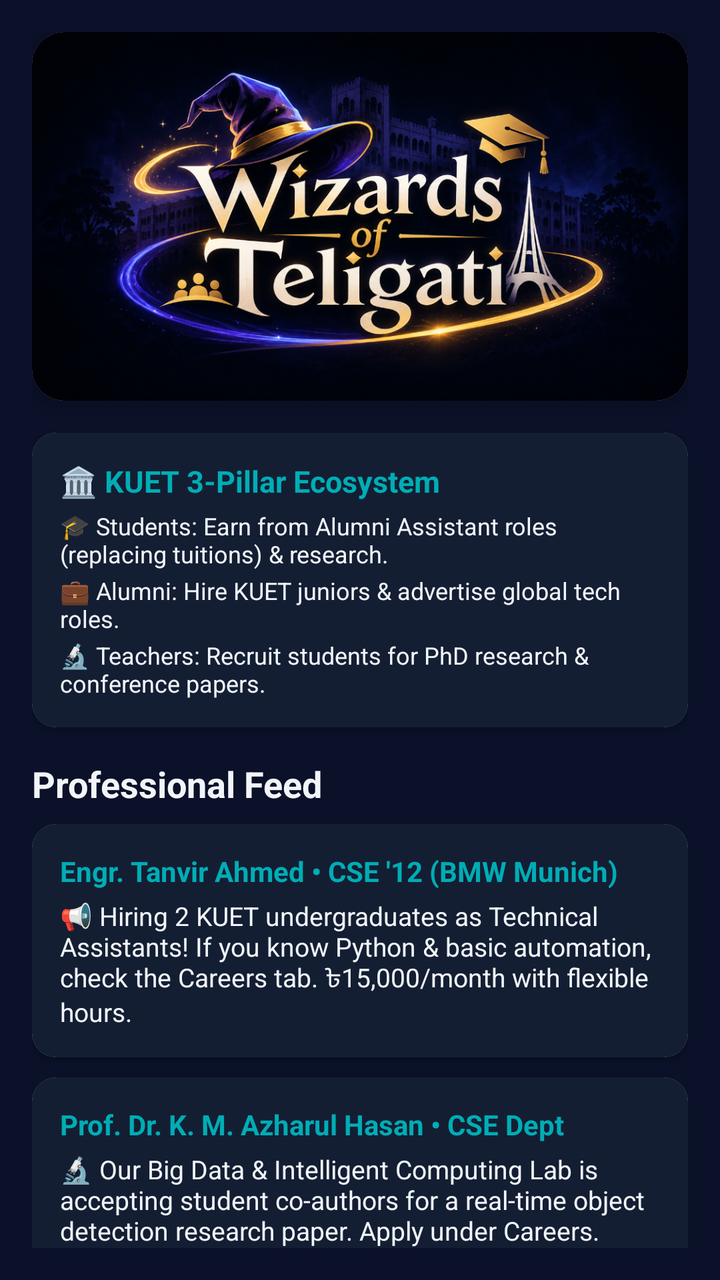
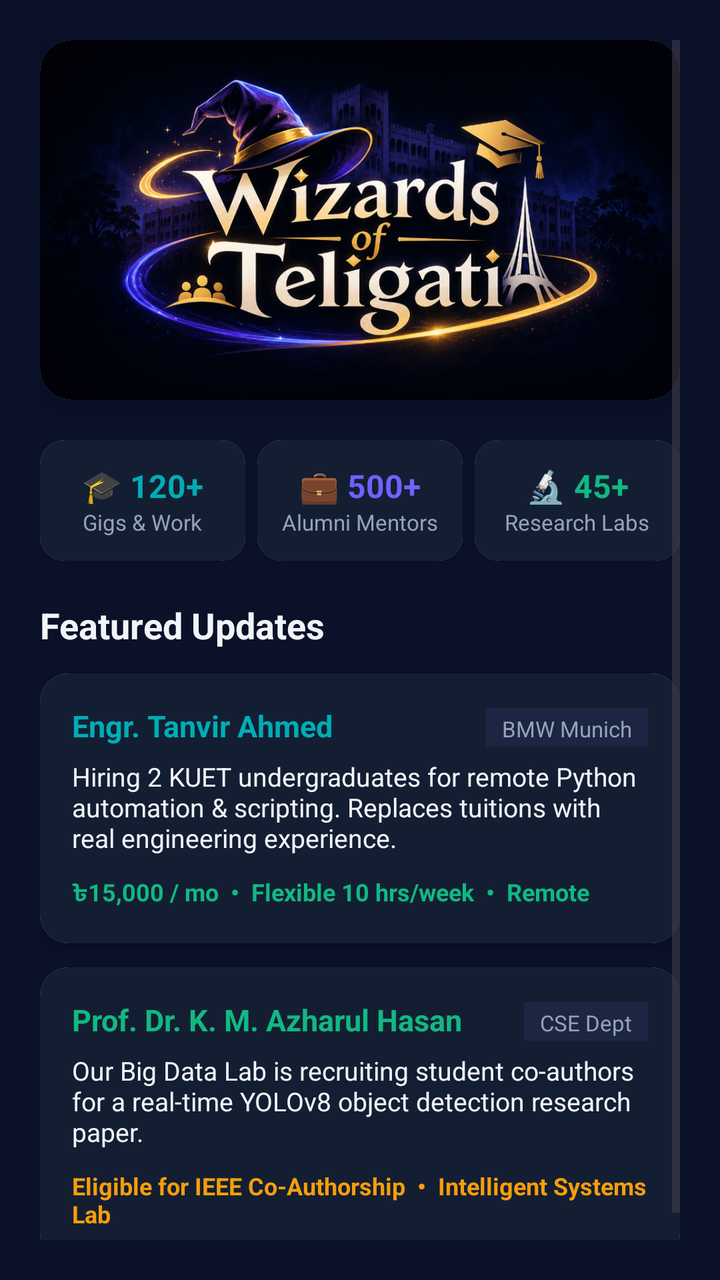

The first picture is an Android layout as it rendered before a commit; the second is the same layout after the commit. The layout source and the unified diff follow.
<!-- AndroidManifest.xml: application theme Theme.WizardsOfTeligati -->
<!-- res/layout/fragment_home.xml -->
<?xml version="1.0" encoding="utf-8"?>
<ScrollView xmlns:android="http://schemas.android.com/apk/res/android"
    xmlns:app="http://schemas.android.com/apk/res-auto"
    android:layout_width="match_parent"
    android:layout_height="match_parent"
    android:background="@color/deep_navy"
    android:padding="16dp">

    <LinearLayout
        android:layout_width="match_parent"
        android:layout_height="wrap_content"
        android:orientation="vertical">

        
        <androidx.cardview.widget.CardView
            android:layout_width="match_parent"
            android:layout_height="wrap_content"
            app:cardCornerRadius="16dp"
            app:cardElevation="6dp"
            android:layout_marginBottom="16dp">

            <ImageView
                android:id="@+id/ivLogoBanner"
                android:layout_width="match_parent"
                android:layout_height="wrap_content"
                android:adjustViewBounds="true"
                android:scaleType="fitCenter"
                android:src="@drawable/logo_banner"
                android:contentDescription="Wizards of Teligati" />
        </androidx.cardview.widget.CardView>

        
        <androidx.cardview.widget.CardView
            android:layout_width="match_parent"
            android:layout_height="wrap_content"
            app:cardCornerRadius="12dp"
            android:layout_marginBottom="16dp">
            <LinearLayout
                android:layout_width="match_parent"
                android:layout_height="wrap_content"
                android:background="@color/card_dark"
                android:orientation="vertical"
                android:padding="14dp">
                <TextView
                    android:layout_width="wrap_content"
                    android:layout_height="wrap_content"
                    android:text="🏛️ KUET 3-Pillar Ecosystem"
                    android:textColor="@color/mystic_cyan"
                    android:textSize="15sp"
                    android:textStyle="bold" />
                <TextView
                    android:layout_width="wrap_content"
                    android:layout_height="wrap_content"
                    android:layout_marginTop="4dp"
                    android:text="🎓 Students: Earn from Alumni Assistant roles (replacing tuitions) &amp; research."
                    android:textColor="@color/text_primary"
                    android:textSize="12sp" />
                <TextView
                    android:layout_width="wrap_content"
                    android:layout_height="wrap_content"
                    android:layout_marginTop="2dp"
                    android:text="💼 Alumni: Hire KUET juniors &amp; advertise global tech roles."
                    android:textColor="@color/text_primary"
                    android:textSize="12sp" />
                <TextView
                    android:layout_width="wrap_content"
                    android:layout_height="wrap_content"
                    android:layout_marginTop="2dp"
                    android:text="🔬 Teachers: Recruit students for PhD research &amp; conference papers."
                    android:textColor="@color/text_primary"
                    android:textSize="12sp" />
            </LinearLayout>
        </androidx.cardview.widget.CardView>

        <TextView
            android:layout_width="wrap_content"
            android:layout_height="wrap_content"
            android:text="Professional Feed"
            android:textColor="@color/text_primary"
            android:textSize="18sp"
            android:textStyle="bold" />

        <androidx.cardview.widget.CardView
            android:layout_width="match_parent"
            android:layout_height="wrap_content"
            app:cardCornerRadius="12dp"
            android:layout_marginTop="8dp">
            <LinearLayout
                android:layout_width="match_parent"
                android:layout_height="wrap_content"
                android:background="@color/card_dark"
                android:orientation="vertical"
                android:padding="14dp">
                <TextView
                    android:layout_width="wrap_content"
                    android:layout_height="wrap_content"
                    android:text="Engr. Tanvir Ahmed • CSE '12 (BMW Munich)"
                    android:textColor="@color/mystic_cyan"
                    android:textStyle="bold" />
                <TextView
                    android:layout_width="wrap_content"
                    android:layout_height="wrap_content"
                    android:layout_marginTop="4dp"
                    android:text="📢 Hiring 2 KUET undergraduates as Technical Assistants! If you know Python &amp; basic automation, check the Careers tab. ৳15,000/month with flexible hours."
                    android:textColor="@color/text_primary"
                    android:textSize="13sp" />
            </LinearLayout>
        </androidx.cardview.widget.CardView>

        <androidx.cardview.widget.CardView
            android:layout_width="match_parent"
            android:layout_height="wrap_content"
            app:cardCornerRadius="12dp"
            android:layout_marginTop="10dp">
            <LinearLayout
                android:layout_width="match_parent"
                android:layout_height="wrap_content"
                android:background="@color/card_dark"
                android:orientation="vertical"
                android:padding="14dp">
                <TextView
                    android:layout_width="wrap_content"
                    android:layout_height="wrap_content"
                    android:text="Prof. Dr. K. M. Azharul Hasan • CSE Dept"
                    android:textColor="@color/mystic_cyan"
                    android:textStyle="bold" />
                <TextView
                    android:layout_width="wrap_content"
                    android:layout_height="wrap_content"
                    android:layout_marginTop="4dp"
                    android:text="🔬 Our Big Data &amp; Intelligent Computing Lab is accepting student co-authors for a real-time object detection research paper. Apply under Careers."
                    android:textColor="@color/text_primary"
                    android:textSize="13sp" />
            </LinearLayout>
        </androidx.cardview.widget.CardView>

    </LinearLayout>
</ScrollView>
<!-- resources referenced by this layout -->
<resources>
  <color name="card_dark">#141E33</color>
  <color name="deep_navy">#0A1128</color>
  <color name="mystic_cyan">#00ADB5</color>
  <color name="text_primary">#F1F5F9</color>
  <!-- drawable logo_banner: png bitmap (drawable, 1033865 bytes) -->
  <style name="Theme.WizardsOfTeligati" parent="Theme.Material3.DayNight.NoActionBar">
          <item name="colorPrimary">@color/mystic_cyan</item>
          <item name="colorSecondary">@color/accent_purple</item>
          <item name="android:windowBackground">@color/deep_navy</item>
          <item name="colorSurface">@color/card_dark</item>
          <item name="colorOnSurface">@color/text_primary</item>
          <item name="colorOnPrimary">@color/deep_navy</item>
      </style>
  <color name="accent_purple">#6C63FF</color>
</resources>

<!-- the commit's change to res/layout/fragment_home.xml (unified diff, before → after) -->
@@ -4,7 +4,7 @@
     android:layout_width="match_parent"
     android:layout_height="match_parent"
     android:background="@color/deep_navy"
-    android:padding="16dp">
+    android:padding="20dp">
 
     <LinearLayout
         android:layout_width="match_parent"
@@ -17,7 +17,7 @@
             android:layout_height="wrap_content"
             app:cardCornerRadius="16dp"
             app:cardElevation="6dp"
-            android:layout_marginBottom="16dp">
+            android:layout_marginBottom="20dp">
 
             <ImageView
                 android:id="@+id/ivLogoBanner"
@@ -30,109 +30,224 @@
         </androidx.cardview.widget.CardView>
 
         
+        <LinearLayout
+            android:layout_width="match_parent"
+            android:layout_height="wrap_content"
+            android:orientation="horizontal"
+            android:layout_marginBottom="20dp">
+
+            <androidx.cardview.widget.CardView
+                android:layout_width="0dp"
+                android:layout_height="wrap_content"
+                android:layout_weight="1"
+                android:layout_marginEnd="6dp"
+                app:cardCornerRadius="12dp">
+                <LinearLayout
+                    android:layout_width="match_parent"
+                    android:layout_height="wrap_content"
+                    android:background="@color/card_dark"
+                    android:orientation="vertical"
+                    android:padding="12dp"
+                    android:gravity="center">
+                    <TextView
+                        android:layout_width="wrap_content"
+                        android:layout_height="wrap_content"
+                        android:text="🎓 120+"
+                        android:textColor="@color/mystic_cyan"
+                        android:textSize="16sp"
+                        android:textStyle="bold" />
+                    <TextView
+                        android:layout_width="wrap_content"
+                        android:layout_height="wrap_content"
+                        android:text="Gigs &amp; Work"
+                        android:textColor="@color/text_secondary"
+                        android:textSize="11sp" />
+                </LinearLayout>
+            </androidx.cardview.widget.CardView>
+
+            <androidx.cardview.widget.CardView
+                android:layout_width="0dp"
+                android:layout_height="wrap_content"
+                android:layout_weight="1"
+                android:layout_marginEnd="6dp"
+                app:cardCornerRadius="12dp">
+                <LinearLayout
+                    android:layout_width="match_parent"
+                    android:layout_height="wrap_content"
+                    android:background="@color/card_dark"
+                    android:orientation="vertical"
+                    android:padding="12dp"
+                    android:gravity="center">
+                    <TextView
+                        android:layout_width="wrap_content"
+                        android:layout_height="wrap_content"
+                        android:text="💼 500+"
+                        android:textColor="@color/accent_purple"
+                        android:textSize="16sp"
+                        android:textStyle="bold" />
+                    <TextView
+                        android:layout_width="wrap_content"
+                        android:layout_height="wrap_content"
+                        android:text="Alumni Mentors"
+                        android:textColor="@color/text_secondary"
+                        android:textSize="11sp" />
+                </LinearLayout>
+            </androidx.cardview.widget.CardView>
+
+            <androidx.cardview.widget.CardView
+                android:layout_width="0dp"
+                android:layout_height="wrap_content"
+                android:layout_weight="1"
+                app:cardCornerRadius="12dp">
+                <LinearLayout
+                    android:layout_width="match_parent"
+                    android:layout_height="wrap_content"
+                    android:background="@color/card_dark"
+                    android:orientation="vertical"
+                    android:padding="12dp"
+                    android:gravity="center">
+                    <TextView
+                        android:layout_width="wrap_content"
+                        android:layout_height="wrap_content"
+                        android:text="🔬 45+"
+                        android:textColor="@color/emerald_green"
+                        android:textSize="16sp"
+                        android:textStyle="bold" />
+                    <TextView
+                        android:layout_width="wrap_content"
+                        android:layout_height="wrap_content"
+                        android:text="Research Labs"
+                        android:textColor="@color/text_secondary"
+                        android:textSize="11sp" />
+                </LinearLayout>
+            </androidx.cardview.widget.CardView>
+        </LinearLayout>
+
+        
+        <TextView
+            android:layout_width="wrap_content"
+            android:layout_height="wrap_content"
+            android:text="Featured Updates"
+            android:textColor="@color/text_primary"
+            android:textSize="18sp"
+            android:textStyle="bold"
+            android:layout_marginBottom="12dp" />
+
+        
         <androidx.cardview.widget.CardView
             android:layout_width="match_parent"
             android:layout_height="wrap_content"
-            app:cardCornerRadius="12dp"
-            android:layout_marginBottom="16dp">
+            app:cardCornerRadius="14dp"
+            app:cardElevation="3dp"
+            android:layout_marginBottom="12dp">
             <LinearLayout
                 android:layout_width="match_parent"
                 android:layout_height="wrap_content"
                 android:background="@color/card_dark"
                 android:orientation="vertical"
-                android:padding="14dp">
-                <TextView
-                    android:layout_width="wrap_content"
-                    android:layout_height="wrap_content"
-                    android:text="🏛️ KUET 3-Pillar Ecosystem"
-                    android:textColor="@color/mystic_cyan"
-                    android:textSize="15sp"
-                    android:textStyle="bold" />
-                <TextView
-                    android:layout_width="wrap_content"
-                    android:layout_height="wrap_content"
-                    android:layout_marginTop="4dp"
-                    android:text="🎓 Students: Earn from Alumni Assistant roles (replacing tuitions) &amp; research."
+                android:padding="16dp">
+
+                <LinearLayout
+                    android:layout_width="match_parent"
+                    android:layout_height="wrap_content"
+                    android:orientation="horizontal">
+                    <TextView
+                        android:layout_width="0dp"
+                        android:layout_height="wrap_content"
+                        android:layout_weight="1"
+                        android:text="Engr. Tanvir Ahmed"
+                        android:textColor="@color/mystic_cyan"
+                        android:textStyle="bold"
+                        android:textSize="15sp" />
+                    <TextView
+                        android:layout_width="wrap_content"
+                        android:layout_height="wrap_content"
+                        android:background="@color/indigo_dark"
+                        android:paddingStart="8dp"
+                        android:paddingEnd="8dp"
+                        android:paddingTop="3dp"
+                        android:paddingBottom="3dp"
+                        android:text="BMW Munich"
+                        android:textColor="@color/text_secondary"
+                        android:textSize="11sp" />
+                </LinearLayout>
+
+                <TextView
+                    android:layout_width="wrap_content"
+                    android:layout_height="wrap_content"
+                    android:layout_marginTop="6dp"
+                    android:text="Hiring 2 KUET undergraduates for remote Python automation &amp; scripting. Replaces tuitions with real engineering experience."
                     android:textColor="@color/text_primary"
-                    android:textSize="12sp" />
-                <TextView
-                    android:layout_width="wrap_content"
-                    android:layout_height="wrap_content"
-                    android:layout_marginTop="2dp"
-                    android:text="💼 Alumni: Hire KUET juniors &amp; advertise global tech roles."
-                    android:textColor="@color/text_primary"
-                    android:textSize="12sp" />
-                <TextView
-                    android:layout_width="wrap_content"
-                    android:layout_height="wrap_content"
-                    android:layout_marginTop="2dp"
-                    android:text="🔬 Teachers: Recruit students for PhD research &amp; conference papers."
-                    android:textColor="@color/text_primary"
+                    android:textSize="13sp" />
+
+                <TextView
+                    android:layout_width="wrap_content"
+                    android:layout_height="wrap_content"
+                    android:layout_marginTop="10dp"
+                    android:text="৳15,000 / mo  •  Flexible 10 hrs/week  •  Remote"
+                    android:textColor="@color/emerald_green"
+                    android:textStyle="bold"
                     android:textSize="12sp" />
             </LinearLayout>
         </androidx.cardview.widget.CardView>
 
-        <TextView
-            android:layout_width="wrap_content"
-            android:layout_height="wrap_content"
-            android:text="Professional Feed"
-            android:textColor="@color/text_primary"
-            android:textSize="18sp"
-            android:textStyle="bold" />
-
+        
         <androidx.cardview.widget.CardView
             android:layout_width="match_parent"
             android:layout_height="wrap_content"
-            app:cardCornerRadius="12dp"
-            android:layout_marginTop="8dp">
+            app:cardCornerRadius="14dp"
+            app:cardElevation="3dp"
+            android:layout_marginBottom="24dp">
             <LinearLayout
                 android:layout_width="match_parent"
                 android:layout_height="wrap_content"
                 android:background="@color/card_dark"
                 android:orientation="vertical"
-                android:padding="14dp">
-                <TextView
-                    android:layout_width="wrap_content"
-                    android:layout_height="wrap_content"
-                    android:text="Engr. Tanvir Ahmed • CSE '12 (BMW Munich)"
-                    android:textColor="@color/mystic_cyan"
-                    android:textStyle="bold" />
-                <TextView
-                    android:layout_width="wrap_content"
-                    android:layout_height="wrap_content"
-                    android:layout_marginTop="4dp"
-                    android:text="📢 Hiring 2 KUET undergraduates as Technical Assistants! If you know Python &amp; basic automation, check the Careers tab. ৳15,000/month with flexible hours."
+                android:padding="16dp">
+
+                <LinearLayout
+                    android:layout_width="match_parent"
+                    android:layout_height="wrap_content"
+                    android:orientation="horizontal">
+                    <TextView
+                        android:layout_width="0dp"
+                        android:layout_height="wrap_content"
+                        android:layout_weight="1"
+                        android:text="Prof. Dr. K. M. Azharul Hasan"
+                        android:textColor="@color/emerald_green"
+                        android:textStyle="bold"
+                        android:textSize="15sp" />
+                    <TextView
+                        android:layout_width="wrap_content"
+                        android:layout_height="wrap_content"
+                        android:background="@color/indigo_dark"
+                        android:paddingStart="8dp"
+                        android:paddingEnd="8dp"
+                        android:paddingTop="3dp"
+                        android:paddingBottom="3dp"
+                        android:text="CSE Dept"
+                        android:textColor="@color/text_secondary"
+                        android:textSize="11sp" />
+                </LinearLayout>
+
+                <TextView
+                    android:layout_width="wrap_content"
+                    android:layout_height="wrap_content"
+                    android:layout_marginTop="6dp"
+                    android:text="Our Big Data Lab is recruiting student co-authors for a real-time YOLOv8 object detection research paper."
                     android:textColor="@color/text_primary"
                     android:textSize="13sp" />
+
+                <TextView
+                    android:layout_width="wrap_content"
+                    android:layout_height="wrap_content"
+                    android:layout_marginTop="10dp"
+                    android:text="Eligible for IEEE Co-Authorship  •  Intelligent Systems Lab"
+                    android:textColor="@color/accent_gold"
+                    android:textStyle="bold"
+                    android:textSize="12sp" />
             </LinearLayout>
         </androidx.cardview.widget.CardView>
 
-        <androidx.cardview.widget.CardView
-            android:layout_width="match_parent"
-            android:layout_height="wrap_content"
-            app:cardCornerRadius="12dp"
-            android:layout_marginTop="10dp">
-            <LinearLayout
-                android:layout_width="match_parent"
-                android:layout_height="wrap_content"
-                android:background="@color/card_dark"
-                android:orientation="vertical"
-                android:padding="14dp">
-                <TextView
-                    android:layout_width="wrap_content"
-                    android:layout_height="wrap_content"
-                    android:text="Prof. Dr. K. M. Azharul Hasan • CSE Dept"
-                    android:textColor="@color/mystic_cyan"
-                    android:textStyle="bold" />
-                <TextView
-                    android:layout_width="wrap_content"
-                    android:layout_height="wrap_content"
-                    android:layout_marginTop="4dp"
-                    android:text="🔬 Our Big Data &amp; Intelligent Computing Lab is accepting student co-authors for a real-time object detection research paper. Apply under Careers."
-                    android:textColor="@color/text_primary"
-                    android:textSize="13sp" />
-            </LinearLayout>
-        </androidx.cardview.widget.CardView>
-
     </LinearLayout>
 </ScrollView>
<!-- resource entries referenced after the edit -->
@@ -1,9 +1,13 @@
 <!-- resources referenced by this layout -->
 <resources>
+  <color name="accent_gold">#F59E0B</color>
   <color name="card_dark">#141E33</color>
   <color name="deep_navy">#0A1128</color>
+  <color name="emerald_green">#10B981</color>
+  <color name="indigo_dark">#1C2541</color>
   <color name="mystic_cyan">#00ADB5</color>
   <color name="text_primary">#F1F5F9</color>
+  <color name="text_secondary">#94A3B8</color>
   <!-- drawable logo_banner: png bitmap (drawable, 1033865 bytes) -->
   <style name="Theme.WizardsOfTeligati" parent="Theme.Material3.DayNight.NoActionBar">
           <item name="colorPrimary">@color/mystic_cyan</item>
